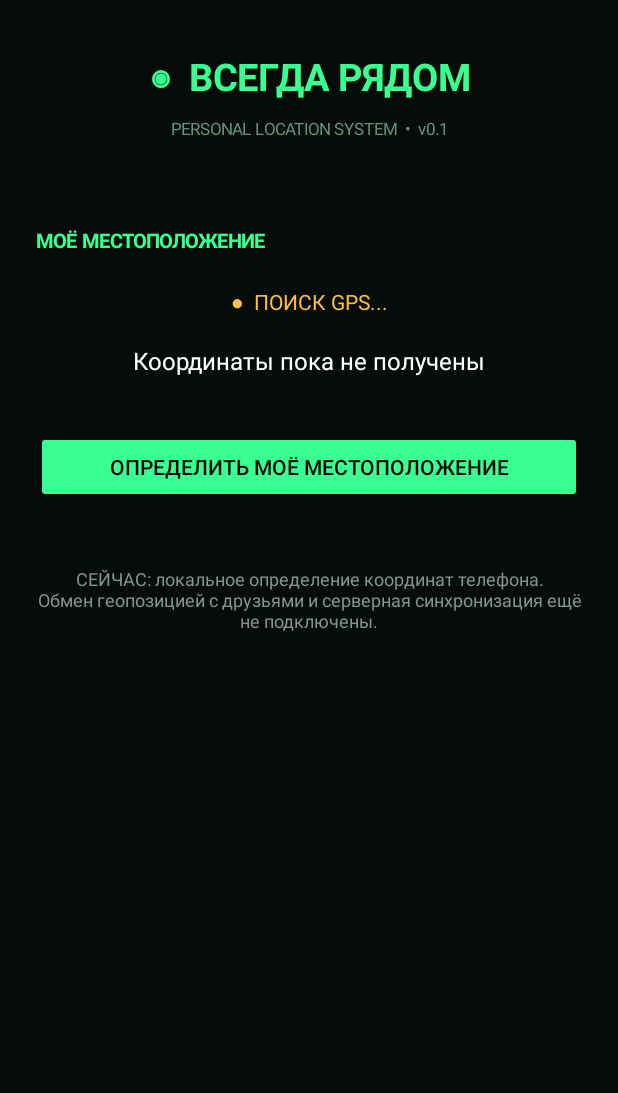
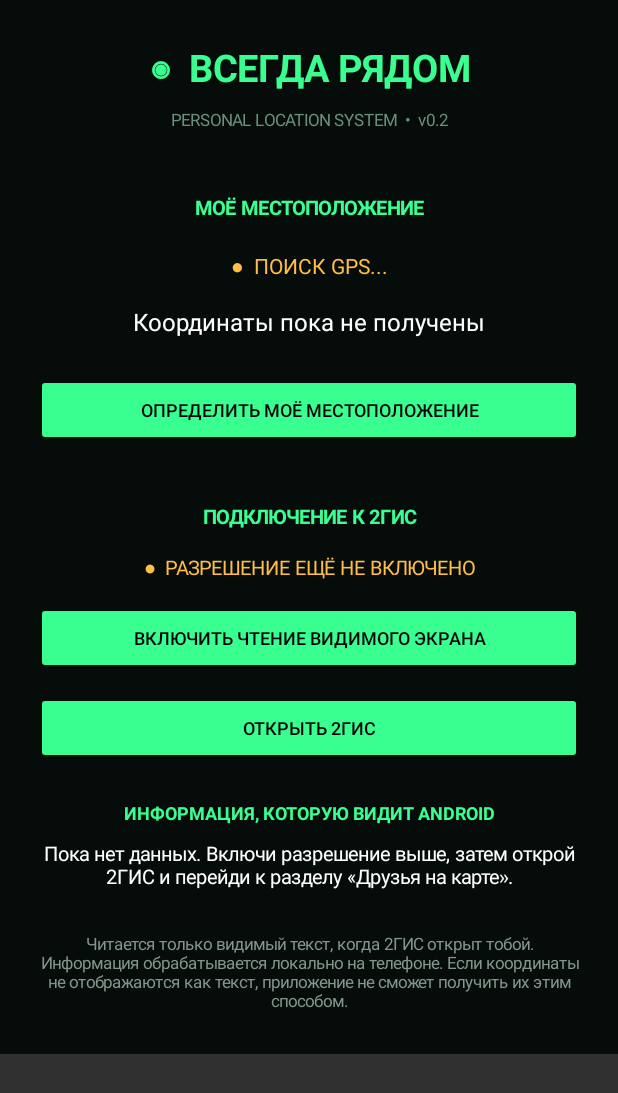
Before and after one commit to morter2990-droid/-, an Android app: the screen it shows after launch (MainActivity), on a phone screen of 412 x 824 dp. Shown: the top 1093 px of the screen. Run offline under Robolectric (Android 15) with nearby library versions, the phone set to English and light mode, and no system bars.

Commit message:
Add opt-in 2GIS visible-screen reader UI

```diff
--- a/app/src/main/java/ru/alwaysnearby/app/MainActivity.java
+++ b/app/src/main/java/ru/alwaysnearby/app/MainActivity.java
@@ -2,22 +2,30 @@ package ru.alwaysnearby.app;
 
 import android.Manifest;
 import android.app.Activity;
+import android.content.BroadcastReceiver;
+import android.content.Context;
+import android.content.Intent;
+import android.content.IntentFilter;
 import android.content.pm.PackageManager;
 import android.location.Location;
 import android.location.LocationListener;
 import android.location.LocationManager;
+import android.os.Build;
 import android.os.Bundle;
 import android.graphics.Color;
 import android.graphics.Typeface;
+import android.provider.Settings;
 import android.view.Gravity;
 import android.widget.Button;
 import android.widget.LinearLayout;
+import android.widget.ScrollView;
 import android.widget.TextView;
 
 public class MainActivity extends Activity {
     private static final int LOCATION_REQUEST = 42;
-    private TextView status, coordinates;
+    private TextView status, coordinates, twoGisStatus, visibleInfo;
     private LocationManager locationManager;
+    private BroadcastReceiver twoGisReceiver;
 
     @Override public void onCreate(Bundle state) {
         super.onCreate(state);
@@ -25,11 +33,13 @@ public class MainActivity extends Activity {
         getWindow().setNavigationBarColor(Color.rgb(5, 12, 10));
         locationManager = (LocationManager) getSystemService(LOCATION_SERVICE);
 
+        ScrollView scroll = new ScrollView(this);
         LinearLayout root = new LinearLayout(this);
         root.setOrientation(LinearLayout.VERTICAL);
-        root.setPadding(dp(24), dp(34), dp(24), dp(24));
+        root.setPadding(dp(24), dp(28), dp(24), dp(28));
         root.setBackgroundColor(Color.rgb(5, 12, 10));
         root.setGravity(Gravity.CENTER_HORIZONTAL);
+        scroll.addView(root);
 
         TextView logo = new TextView(this);
         logo.setText("◉  ВСЕГДА РЯДОМ");
@@ -40,7 +50,7 @@ public class MainActivity extends Activity {
         root.addView(logo, matchWrap());
 
         TextView subtitle = new TextView(this);
-        subtitle.setText("PERSONAL LOCATION SYSTEM  •  v0.1");
+        subtitle.setText("PERSONAL LOCATION SYSTEM  •  v0.2");
         subtitle.setTextColor(Color.rgb(105, 145, 122));
         subtitle.setTextSize(11);
         subtitle.setGravity(Gravity.CENTER);
@@ -48,54 +58,72 @@ public class MainActivity extends Activity {
         sp.topMargin = dp(10);
         root.addView(subtitle, sp);
 
-        TextView panelTitle = new TextView(this);
-        panelTitle.setText("МОЁ МЕСТОПОЛОЖЕНИЕ");
-        panelTitle.setTextColor(Color.rgb(57, 255, 145));
-        panelTitle.setTextSize(13);
-        panelTitle.setTypeface(Typeface.DEFAULT_BOLD);
-        LinearLayout.LayoutParams tp = matchWrap();
-        tp.topMargin = dp(58);
-        root.addView(panelTitle, tp);
-
-        status = new TextView(this);
-        status.setText("●  ОЖИДАНИЕ РАЗРЕШЕНИЯ");
-        status.setTextColor(Color.rgb(255, 190, 70));
-        status.setTextSize(14);
-        status.setGravity(Gravity.CENTER);
-        LinearLayout.LayoutParams stp = matchWrap();
-        stp.topMargin = dp(22);
-        root.addView(status, stp);
-
-        coordinates = new TextView(this);
-        coordinates.setText("Координаты пока не получены");
-        coordinates.setTextColor(Color.WHITE);
-        coordinates.setTextSize(16);
-        coordinates.setGravity(Gravity.CENTER);
-        LinearLayout.LayoutParams cp = matchWrap();
-        cp.topMargin = dp(18);
-        root.addView(coordinates, cp);
-
-        Button locate = new Button(this);
-        locate.setText("ОПРЕДЕЛИТЬ МОЁ МЕСТОПОЛОЖЕНИЕ");
-        locate.setTextColor(Color.BLACK);
-        locate.setBackgroundTintList(android.content.res.ColorStateList.valueOf(Color.rgb(57, 255, 145)));
-        LinearLayout.LayoutParams bp = matchWrap();
-        bp.topMargin = dp(36);
-        root.addView(locate, bp);
+        addTitle(root, "МОЁ МЕСТОПОЛОЖЕНИЕ", 42);
+        status = addText(root, "●  ОЖИДАНИЕ РАЗРЕШЕНИЯ", 14, Color.rgb(255,190,70), 20);
+        coordinates = addText(root, "Координаты пока не получены", 16, Color.WHITE, 16);
+        Button locate = makeButton("ОПРЕДЕЛИТЬ МОЁ МЕСТОПОЛОЖЕНИЕ");
+        root.addView(locate, buttonParams(24));
         locate.setOnClickListener(v -> requestLocation());
 
-        TextView note = new TextView(this);
-        note.setText("СЕЙЧАС: локальное определение координат телефона.\nОбмен геопозицией с друзьями и серверная синхронизация ещё не подключены.");
-        note.setTextColor(Color.rgb(130, 150, 138));
-        note.setTextSize(12);
+        addTitle(root, "ПОДКЛЮЧЕНИЕ К 2ГИС", 38);
+        twoGisStatus = addText(root, "●  ПРОВЕРЬ РАЗРЕШЕНИЕ СПЕЦИАЛЬНЫХ ВОЗМОЖНОСТЕЙ", 13, Color.rgb(255,190,70), 16);
+        Button accessibility = makeButton("ВКЛЮЧИТЬ ЧТЕНИЕ ВИДИМОГО ЭКРАНА");
+        root.addView(accessibility, buttonParams(14));
+        accessibility.setOnClickListener(v -> startActivity(new Intent(Settings.ACTION_ACCESSIBILITY_SETTINGS)));
+
+        Button open2gis = makeButton("ОТКРЫТЬ 2ГИС");
+        root.addView(open2gis, buttonParams(12));
+        open2gis.setOnClickListener(v -> openTwoGis());
+
+        TextView infoTitle = addText(root, "ИНФОРМАЦИЯ, КОТОРУЮ ВИДИТ ANDROID", 12, Color.rgb(57,255,145), 24);
+        infoTitle.setTypeface(Typeface.DEFAULT_BOLD);
+        visibleInfo = addText(root, "Пока нет данных. Включи разрешение выше, затем открой 2ГИС и перейди к разделу «Друзья на карте».", 13, Color.WHITE, 10);
+
+        TextView note = addText(root, "Читается только видимый текст, когда 2ГИС открыт тобой. Информация обрабатывается локально на телефоне. Если координаты не отображаются как текст, приложение не сможет получить их этим способом.", 11, Color.rgb(130,150,138), 28);
         note.setGravity(Gravity.CENTER);
-        LinearLayout.LayoutParams np = matchWrap();
-        np.topMargin = dp(42);
-        root.addView(note, np);
 
-        setContentView(root);
+        setContentView(scroll);
+        registerTwoGisReceiver();
+        refreshAccessibilityStatus();
         if (hasLocationPermission()) showLocation();
         else status.setText("●  НАЖМИТЕ КНОПКУ ДЛЯ ДОСТУПА");
+    }
+
+    private void registerTwoGisReceiver() {
+        twoGisReceiver = new BroadcastReceiver() {
+            @Override public void onReceive(Context context, Intent intent) {
+                String data = intent.getStringExtra(TwoGisAccessibilityService.EXTRA_TEXT);
+                if (data != null && !data.trim().isEmpty()) {
+                    visibleInfo.setText(data);
+                    twoGisStatus.setText("●  ПОЛУЧЕН ВИДИМЫЙ ТЕКСТ ИЗ 2ГИС");
+                    twoGisStatus.setTextColor(Color.rgb(57,255,145));
+                } else {
+                    visibleInfo.setText("2ГИС открыт, но доступный текст на экране не найден.");
+                }
+            }
+        };
+        IntentFilter filter = new IntentFilter(TwoGisAccessibilityService.ACTION_VISIBLE_TEXT);
+        if (Build.VERSION.SDK_INT >= 33) registerReceiver(twoGisReceiver, filter, Context.RECEIVER_NOT_EXPORTED);
+        else registerReceiver(twoGisReceiver, filter);
+    }
+
+    private void refreshAccessibilityStatus() {
+        boolean enabled = false;
+        try {
+            String services = Settings.Secure.getString(getContentResolver(), Settings.Secure.ENABLED_ACCESSIBILITY_SERVICES);
+            enabled = services != null && services.toLowerCase().contains(getPackageName().toLowerCase());
+        } catch (Exception ignored) { }
+        twoGisStatus.setText(enabled ? "●  СПЕЦИАЛЬНОЕ РАЗРЕШЕНИЕ ВКЛЮЧЕНО" : "●  РАЗРЕШЕНИЕ ЕЩЁ НЕ ВКЛЮЧЕНО");
+        twoGisStatus.setTextColor(enabled ? Color.rgb(57,255,145) : Color.rgb(255,190,70));
+    }
+
+    private void openTwoGis() {
+        Intent launch = getPackageManager().getLaunchIntentForPackage("ru.dublgis.dgismobile");
+        if (launch != null) startActivity(launch);
+        else {
+            twoGisStatus.setText("●  2ГИС НЕ НАЙДЕН. УСТАНОВИ ЕГО И ПОВТОРИ.");
+            twoGisStatus.setTextColor(Color.rgb(255,190,70));
+        }
     }
 
     private void requestLocation() {
@@ -112,14 +140,12 @@ public class MainActivity extends Activity {
     private void showLocation() {
         try {
             Location last = null;
-            if (checkSelfPermission(Manifest.permission.ACCESS_FINE_LOCATION) == PackageManager.PERMISSION_GRANTED) {
+            if (checkSelfPermission(Manifest.permission.ACCESS_FINE_LOCATION) == PackageManager.PERMISSION_GRANTED)
                 last = locationManager.getLastKnownLocation(LocationManager.GPS_PROVIDER);
-            }
             if (last == null) last = locationManager.getLastKnownLocation(LocationManager.NETWORK_PROVIDER);
             if (last != null) update(last);
             else {
                 status.setText("●  ПОИСК GPS...");
-                status.setTextColor(Color.rgb(255, 190, 70));
                 locationManager.requestSingleUpdate(LocationManager.NETWORK_PROVIDER, new LocationListener() {
                     @Override public void onLocationChanged(Location location) { update(location); }
                     @Override public void onProviderDisabled(String provider) {}
@@ -136,15 +162,44 @@ public class MainActivity extends Activity {
 
     private void update(Location l) {
         status.setText("●  МЕСТОПОЛОЖЕНИЕ ПОЛУЧЕНО");
-        status.setTextColor(Color.rgb(57, 255, 145));
+        status.setTextColor(Color.rgb(57,255,145));
         coordinates.setText(String.format(java.util.Locale.US, "Широта: %.6f\nДолгота: %.6f\nТочность: %.0f м", l.getLatitude(), l.getLongitude(), l.getAccuracy()));
     }
 
+    private void addTitle(LinearLayout root, String value, int top) {
+        TextView t = addText(root, value, 13, Color.rgb(57,255,145), top);
+        t.setTypeface(Typeface.DEFAULT_BOLD);
+    }
+    private TextView addText(LinearLayout root, String value, int size, int color, int top) {
+        TextView t = new TextView(this);
+        t.setText(value); t.setTextColor(color); t.setTextSize(size);
+        t.setGravity(Gravity.CENTER);
+        LinearLayout.LayoutParams p = matchWrap(); p.topMargin = dp(top);
+        root.addView(t, p); return t;
+    }
+    private Button makeButton(String text) {
+        Button b = new Button(this);
+        b.setText(text); b.setTextColor(Color.BLACK);
+        b.setTextSize(12);
+        b.setBackgroundTintList(android.content.res.ColorStateList.valueOf(Color.rgb(57,255,145)));
+        return b;
+    }
+    private LinearLayout.LayoutParams buttonParams(int top) {
+        LinearLayout.LayoutParams p = matchWrap(); p.topMargin = dp(top); return p;
+    }
     private LinearLayout.LayoutParams matchWrap() {
         return new LinearLayout.LayoutParams(LinearLayout.LayoutParams.MATCH_PARENT, LinearLayout.LayoutParams.WRAP_CONTENT);
     }
     private int dp(int v) { return (int)(v * getResources().getDisplayMetrics().density + 0.5f); }
 
+    @Override protected void onResume() {
+        super.onResume();
+        if (twoGisStatus != null) refreshAccessibilityStatus();
+    }
+    @Override protected void onDestroy() {
+        if (twoGisReceiver != null) unregisterReceiver(twoGisReceiver);
+        super.onDestroy();
+    }
     @Override public void onRequestPermissionsResult(int requestCode, String[] permissions, int[] results) {
         super.onRequestPermissionsResult(requestCode, permissions, results);
         if (requestCode == LOCATION_REQUEST) {
```
